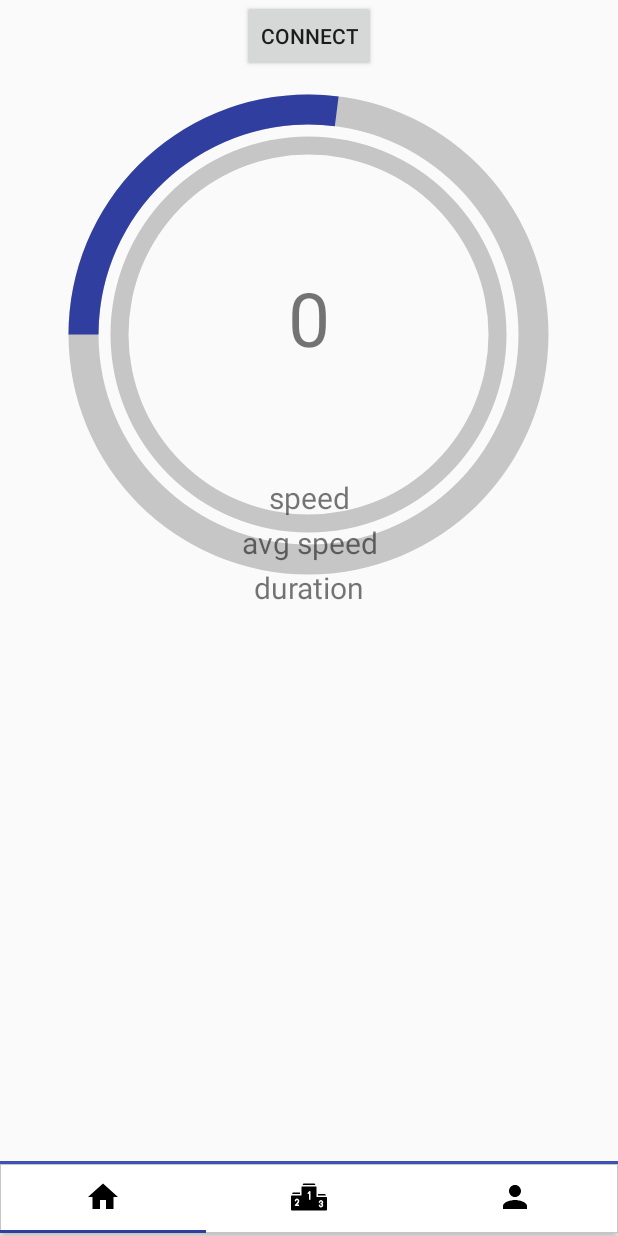
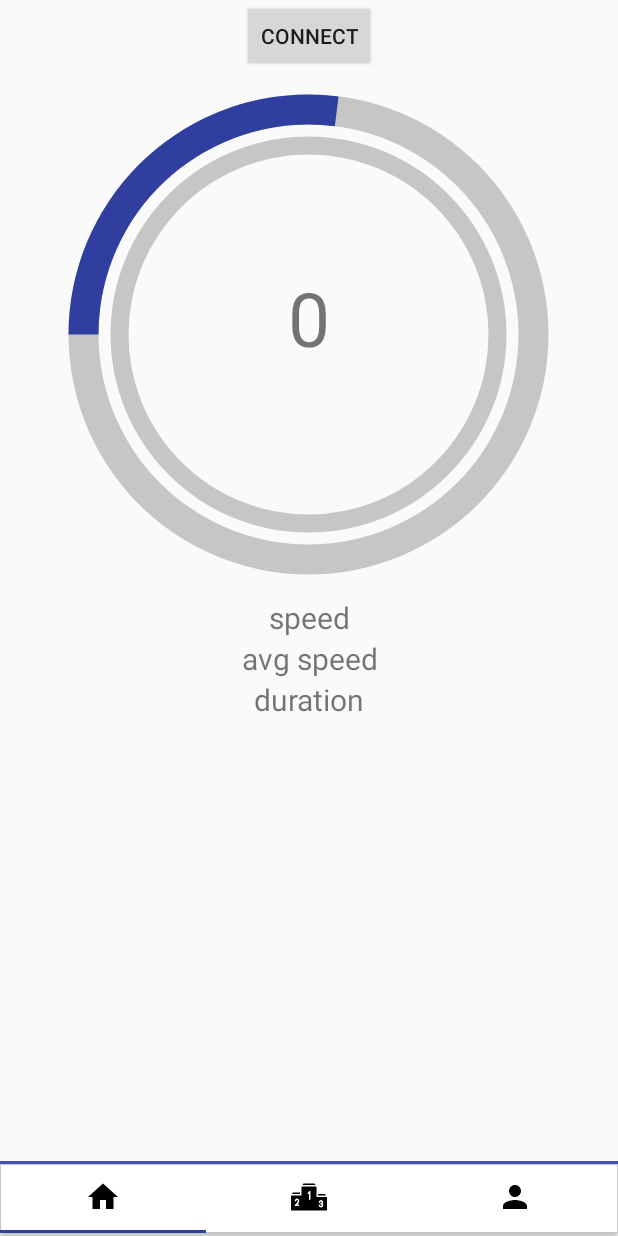
Before and after one commit to AP-Elektronica-ICT/IP18-SmartPullUp2, an Android app: the screen it shows after launch once a user with an empty profile is signed in (MainActivity), on a phone screen of 412 x 824 dp. Run offline under Robolectric (Android 15) with nearby library versions, the phone set to English and light mode, and no system bars; our stand-ins replace Firebase (no records; nobody signed in at launch, a user with empty details on screens opened directly); libraries missing offline, so code that uses them is left out: com.facebook, com.facebook.login; 7 statements that could not run were skipped.

Commit message:
small layout changes

```diff
--- a/Android_App/app/src/main/java/com/smartpullup/smartpullup/ExerciseFragment.java
+++ b/Android_App/app/src/main/java/com/smartpullup/smartpullup/ExerciseFragment.java
@@ -143,8 +143,8 @@ public class ExerciseFragment extends Fragment {
     }
 
     private void updateUI() {
-        txt_PullupSpeed.setText(Double.toString(pullupSpeed));
-        txt_PullupAverageSpeed.setText(Double.toString(calculateAverage()));
+        txt_PullupSpeed.setText("Speed: " + Double.toString(pullupSpeed));
+        txt_PullupAverageSpeed.setText("Average Speed: " + Double.toString(calculateAverage()));
         counterUpTextView.setText(counterUp);
         counterDownTextView.setText(counterDown);
         weightTextView.setText(Double.toString(weightInput));
--- a/Android_App/app/src/main/res/layout/fragment_exercise.xml
+++ b/Android_App/app/src/main/res/layout/fragment_exercise.xml
@@ -110,7 +110,6 @@
         android:text="0"
         android:textAlignment="center"
         android:textSize="50sp" />
-        android:textSize="25sp" />
 
     <TextView
         android:id="@+id/txt_PullupSpeed"
@@ -119,7 +118,6 @@
         android:textSize="20sp"
         android:textAlignment="center"
         android:layout_below="@id/layout_progress"
-        android:layout_marginTop="-80dp"
         android:text="speed"/>
 
     <TextView
@@ -128,8 +126,7 @@
         android:layout_height="wrap_content"
         android:textSize="20sp"
         android:textAlignment="center"
-        android:layout_below="@id/layout_progress"
-        android:layout_marginTop="-50dp"
+        android:layout_below="@id/txt_PullupSpeed"
         android:text="avg speed"/>
 
     <TextView
@@ -138,8 +135,7 @@
         android:layout_height="wrap_content"
         android:textSize="20sp"
         android:textAlignment="center"
-        android:layout_below="@id/layout_progress"
-        android:layout_marginTop="-20dp"
+        android:layout_below="@id/txt_PullupAverageSpeed"
         android:text="duration"/>
 <!--
     <Button
```
